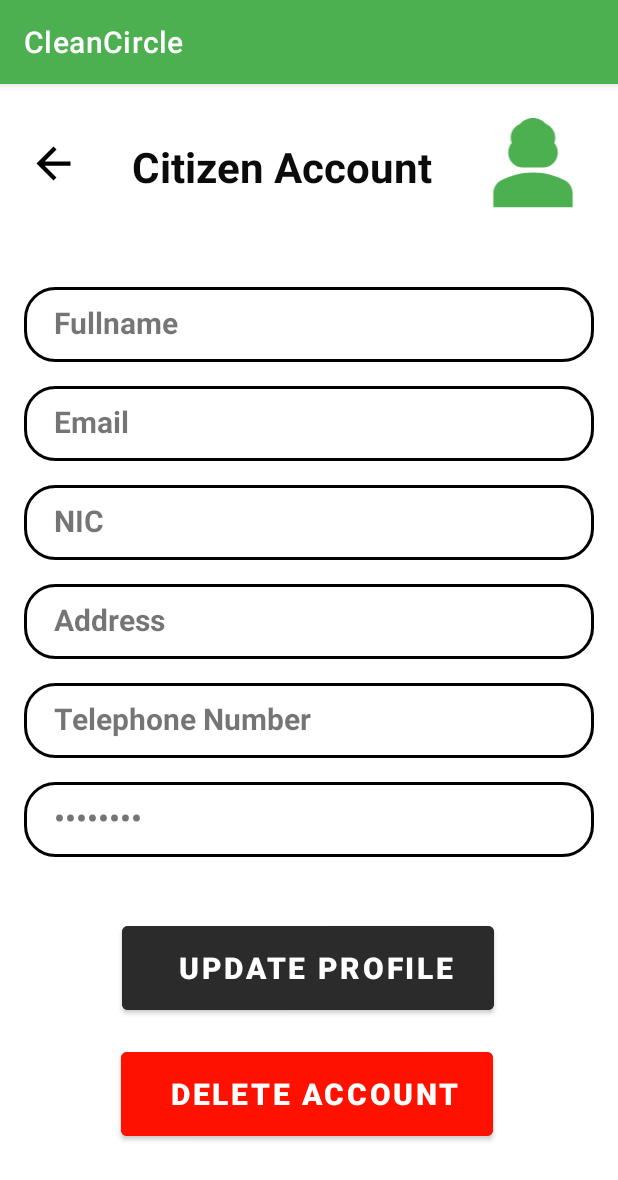
After one commit to teshanj7/CleanCircle, an Android app: the UserProfileActivity screen opened directly, with no data from a screen before it, on a phone screen of 412 x 824 dp. The commit adds this screen. Shown: the top 1180 px of the screen. Run offline under Robolectric (Android 15) with nearby library versions, the phone set to English and light mode, and no system bars; our stand-ins replace Firebase (no records; nobody signed in at launch, a user with empty details on screens opened directly).

Commit message:
active pickup request + user profile

```diff
--- /dev/null
+++ b/app/src/main/java/com/example/ueeprojcleancircle/activities/UserProfileActivity.kt
@@ -0,0 +1,74 @@
+package com.example.ueeprojcleancircle.activities
+
+import android.content.Intent
+import androidx.appcompat.app.AppCompatActivity
+import android.os.Bundle
+import android.widget.Toast
+import com.example.ueeprojcleancircle.R
+import com.example.ueeprojcleancircle.databinding.ActivityActivePickupRequestBinding
+import com.example.ueeprojcleancircle.databinding.ActivityUserProfileBinding
+import com.example.ueeprojcleancircle.models.ScheduleForm
+import com.example.ueeprojcleancircle.models.User
+import com.google.firebase.auth.FirebaseAuth
+import com.google.firebase.auth.FirebaseUser
+import com.google.firebase.database.DataSnapshot
+import com.google.firebase.database.DatabaseError
+import com.google.firebase.database.DatabaseReference
+import com.google.firebase.database.FirebaseDatabase
+import com.google.firebase.database.ValueEventListener
+
+class UserProfileActivity : AppCompatActivity() {
+
+    private lateinit var binding : ActivityUserProfileBinding
+    private lateinit var firebaseAuth: FirebaseAuth
+    //db reference
+    private lateinit var dbRef: DatabaseReference
+    private lateinit var currentUser: FirebaseUser
+    private var requestKey: String? = null
+    override fun onCreate(savedInstanceState: Bundle?) {
+        super.onCreate(savedInstanceState)
+        binding = ActivityUserProfileBinding.inflate(layoutInflater)
+        setContentView(binding.root)
+
+        // Initialize Firebase Authentication and get the current user
+        firebaseAuth = FirebaseAuth.getInstance()
+        currentUser = firebaseAuth.currentUser!!
+
+        var useremail = currentUser.email
+        dbRef = FirebaseDatabase.getInstance().getReference("Users")
+
+        dbRef.orderByChild("email").equalTo(useremail)
+            .addListenerForSingleValueEvent(object : ValueEventListener {
+                override fun onDataChange(snapshot: DataSnapshot) {
+                    if (snapshot.exists()) {
+                        for (childSnapshot in snapshot.children) {
+                            val user = childSnapshot.getValue(User::class.java)
+                            requestKey = childSnapshot.key
+                            binding.userNameprofile.text = user?.fullName
+                            binding.userEmailprofile.text = user?.email
+                            binding.userNICprofile.text = user?.nic
+                            binding.userADDprofile.text = user?.address
+                            binding.userTELEprofile.text = user?.phone
+                            binding.userPassprofile.text = user?.password
+                        }
+                    } else {
+                        Toast.makeText(
+                            applicationContext,
+                            "Active Request not found",
+                            Toast.LENGTH_LONG
+                        ).show()
+                    }
+                }
+
+                override fun onCancelled(error: DatabaseError) {
+                    //handle the error
+                    Toast.makeText(applicationContext, error.message, Toast.LENGTH_SHORT).show()
+                }
+            })
+
+        binding.btnBackViewProfile.setOnClickListener {
+            val intent = Intent(this, CitizenHomeActivity::class.java)
+            startActivity(intent)
+        }
+    }
+}
--- /dev/null
+++ b/app/src/main/res/drawable/baseline_delete_forever_24.xml
@@ -0,0 +1,5 @@
+<vector android:height="24dp" android:tint="#000000"
+    android:viewportHeight="24" android:viewportWidth="24"
+    android:width="24dp" xmlns:android="http://schemas.android.com/apk/res/android">
+    <path android:fillColor="@android:color/white" android:pathData="M6,19c0,1.1 0.9,2 2,2h8c1.1,0 2,-0.9 2,-2L18,7L6,7v12zM8.46,11.88l1.41,-1.41L12,12.59l2.12,-2.12 1.41,1.41L13.41,14l2.12,2.12 -1.41,1.41L12,15.41l-2.12,2.12 -1.41,-1.41L10.59,14l-2.13,-2.12zM15.5,4l-1,-1h-5l-1,1L5,4v2h14L19,4z"/>
+</vector>
--- a/app/src/main/res/layout/activity_citizen_home.xml
+++ b/app/src/main/res/layout/activity_citizen_home.xml
@@ -67,7 +67,7 @@
             android:layout_height="match_parent">
 
             <TextView
-                android:id="@+id/textView2"
+                android:id="@+id/DBfullName"
                 android:layout_width="wrap_content"
                 android:layout_height="wrap_content"
                 android:layout_marginStart="16dp"
@@ -82,6 +82,7 @@
 
 
             <Button
+                android:id="@+id/btnReqActive"
                 android:layout_width="150dp"
                 android:layout_height="50dp"
                 android:layout_marginStart="15dp"
@@ -95,7 +96,7 @@
                 app:layout_constraintStart_toStartOf="parent" />
 
             <Button
-                android:id="@+id/buttonEditProfileFarmer"
+                android:id="@+id/buttonEditProfile"
                 android:layout_width="150dp"
                 android:layout_height="50dp"
                 android:layout_marginEnd="15dp"
--- a/app/src/main/res/layout/activity_sign_up.xml
+++ b/app/src/main/res/layout/activity_sign_up.xml
@@ -194,7 +194,7 @@
         app:layout_constraintTop_toBottomOf="@+id/checkBox" />
 
             <TextView
-                android:id="@+id/textView2"
+                android:id="@+id/DBfullName"
                 android:layout_width="180dp"
                 android:layout_height="18dp"
                 android:layout_marginTop="8dp"
--- /dev/null
+++ b/app/src/main/res/layout/activity_user_profile.xml
@@ -0,0 +1,243 @@
+<?xml version="1.0" encoding="utf-8"?>
+<androidx.constraintlayout.widget.ConstraintLayout xmlns:android="http://schemas.android.com/apk/res/android"
+    xmlns:app="http://schemas.android.com/apk/res-auto"
+    xmlns:tools="http://schemas.android.com/tools"
+    android:layout_width="match_parent"
+    android:layout_height="match_parent"
+    tools:context=".activities.UserProfileActivity">
+
+    <ScrollView
+        android:layout_width="match_parent"
+        android:layout_height="match_parent"
+        tools:layout_editor_absoluteX="-16dp"
+        tools:layout_editor_absoluteY="-83dp">
+
+        <androidx.constraintlayout.widget.ConstraintLayout
+            android:layout_width="match_parent"
+            android:layout_height="match_parent">
+
+            <TextView
+                android:id="@+id/signupheading"
+                android:layout_width="209dp"
+                android:layout_height="45dp"
+                android:layout_marginTop="36dp"
+                android:layout_marginEnd="120dp"
+                android:text="Citizen Account"
+                android:textAlignment="center"
+                android:textColor="#0B0B0B"
+                android:textSize="28sp"
+                android:textStyle="bold"
+                app:layout_constraintEnd_toEndOf="parent"
+                app:layout_constraintHorizontal_bias="1.0"
+                app:layout_constraintStart_toStartOf="parent"
+                app:layout_constraintTop_toTopOf="parent" />
+
+            <TextView
+                android:id="@+id/usersCount"
+                android:layout_width="wrap_content"
+                android:layout_height="wrap_content"
+                android:layout_marginTop="64dp"
+                android:layout_marginEnd="120dp"
+                android:textAlignment="center"
+                android:textColor="#0B0B0B"
+                android:textSize="20sp"
+                android:textStyle="bold"
+                app:layout_constraintEnd_toEndOf="@+id/signupheading"
+                app:layout_constraintHorizontal_bias="0.0"
+                app:layout_constraintStart_toStartOf="@+id/signupheading"
+                app:layout_constraintTop_toTopOf="@+id/signupheading" />
+
+            <TextView
+                android:id="@+id/userNameprofile"
+                android:layout_width="380dp"
+                android:layout_height="50dp"
+                android:layout_marginStart="32dp"
+                android:layout_marginTop="8dp"
+                android:layout_marginEnd="32dp"
+                android:background="@drawable/input_bg"
+                android:drawablePadding="10dp"
+                android:ems="10"
+                android:inputType="textPersonName"
+                android:paddingLeft="20dp"
+                android:paddingTop="10dp"
+                android:paddingRight="10dp"
+                android:paddingBottom="10dp"
+                android:text="Fullname"
+                android:textSize="20sp"
+                android:textStyle="bold"
+                app:layout_constraintEnd_toEndOf="parent"
+                app:layout_constraintHorizontal_bias="0.515"
+                app:layout_constraintStart_toStartOf="parent"
+                app:layout_constraintTop_toBottomOf="@+id/usersCount" />
+
+            <TextView
+                android:id="@+id/userEmailprofile"
+                android:layout_width="380dp"
+                android:layout_height="50dp"
+                android:layout_marginTop="16dp"
+                android:background="@drawable/input_bg"
+                android:drawablePadding="10dp"
+                android:ems="10"
+                android:inputType="textPersonName"
+                android:paddingLeft="20dp"
+                android:paddingTop="10dp"
+                android:paddingRight="10dp"
+                android:paddingBottom="10dp"
+                android:text="Email"
+                android:textSize="20sp"
+                android:textStyle="bold"
+                app:layout_constraintEnd_toEndOf="@+id/userNameprofile"
+                app:layout_constraintStart_toStartOf="@+id/userNameprofile"
+                app:layout_constraintTop_toBottomOf="@+id/userNameprofile" />
+
+            <TextView
+                android:id="@+id/userNICprofile"
+                android:layout_width="380dp"
+                android:layout_height="50dp"
+                android:layout_marginTop="16dp"
+                android:background="@drawable/input_bg"
+                android:drawablePadding="10dp"
+                android:ems="10"
+                android:inputType="textPersonName"
+                android:paddingLeft="20dp"
+                android:paddingTop="10dp"
+                android:paddingRight="10dp"
+                android:paddingBottom="10dp"
+                android:text="NIC"
+                android:textSize="20sp"
+                android:textStyle="bold"
+                app:layout_constraintEnd_toEndOf="@+id/userEmailprofile"
+                app:layout_constraintStart_toStartOf="@+id/userEmailprofile"
+                app:layout_constraintTop_toBottomOf="@+id/userEmailprofile" />
+
+            <TextView
+                android:id="@+id/userADDprofile"
+                android:layout_width="380dp"
+                android:layout_height="50dp"
+                android:layout_marginTop="16dp"
+                android:background="@drawable/input_bg"
+                android:drawablePadding="10dp"
+                android:ems="10"
+                android:inputType="textPersonName"
+                android:paddingLeft="20dp"
+                android:paddingTop="10dp"
+                android:paddingRight="10dp"
+                android:paddingBottom="10dp"
+                android:text="Address"
+                android:textSize="20sp"
+                android:textStyle="bold"
+                app:layout_constraintEnd_toEndOf="@+id/userNICprofile"
+                app:layout_constraintHorizontal_bias="0.0"
+                app:layout_constraintStart_toStartOf="@+id/userNICprofile"
+                app:layout_constraintTop_toBottomOf="@+id/userNICprofile" />
+
+            <TextView
+                android:id="@+id/userTELEprofile"
+                android:layout_width="380dp"
+                android:layout_height="50dp"
+                android:layout_marginTop="16dp"
+                android:background="@drawable/input_bg"
+                android:drawablePadding="10dp"
+                android:ems="10"
+                android:inputType="textPersonName"
+                android:paddingLeft="20dp"
+                android:paddingTop="10dp"
+                android:paddingRight="10dp"
+                android:paddingBottom="10dp"
+                android:text="Telephone Number"
+                android:textSize="20sp"
+                android:textStyle="bold"
+                app:layout_constraintEnd_toEndOf="@+id/userADDprofile"
+                app:layout_constraintHorizontal_bias="1.0"
+                app:layout_constraintStart_toStartOf="@+id/userADDprofile"
+                app:layout_constraintTop_toBottomOf="@+id/userADDprofile" />
+
+            <TextView
+                android:id="@+id/userPassprofile"
+                android:layout_width="380dp"
+                android:layout_height="50dp"
+                android:layout_marginTop="16dp"
+                android:background="@drawable/input_bg"
+                android:ems="10"
+                android:inputType="textPassword"
+                android:paddingLeft="20dp"
+                android:paddingTop="10dp"
+                android:paddingRight="10dp"
+                android:paddingBottom="10dp"
+                android:text="Password"
+                android:textSize="20sp"
+                android:textStyle="bold"
+                app:layout_constraintEnd_toEndOf="parent"
+                app:layout_constraintStart_toStartOf="parent"
+                app:layout_constraintTop_toBottomOf="@+id/userTELEprofile" />
+
+
+            <Button
+                android:id="@+id/btnviewUpdate"
+                android:layout_width="248dp"
+                android:layout_height="68dp"
+                android:layout_marginTop="40dp"
+
+                android:backgroundTint="@color/btnBlack"
+                android:paddingLeft="20dp"
+                android:paddingTop="10dp"
+                android:paddingRight="10dp"
+                android:paddingBottom="10dp"
+                android:text="Update Profile"
+                android:textAlignment="center"
+                android:textSize="20sp"
+                android:textStyle="bold"
+
+                app:layout_constraintEnd_toEndOf="parent"
+                app:layout_constraintHorizontal_bias="0.496"
+                app:layout_constraintStart_toStartOf="parent"
+                app:layout_constraintTop_toBottomOf="@+id/userPassprofile" />
+
+            <Button
+                android:id="@+id/btndelete"
+                android:layout_width="248dp"
+                android:layout_height="68dp"
+
+                android:layout_marginTop="16dp"
+                android:layout_marginEnd="5dp"
+                android:backgroundTint="@color/BtnDanger"
+                android:paddingLeft="20dp"
+                android:paddingTop="10dp"
+                android:paddingRight="10dp"
+                android:paddingBottom="10dp"
+                android:text="Delete Account"
+                android:textAlignment="center"
+                android:textSize="20sp"
+                android:textStyle="bold"
+                app:layout_constraintEnd_toEndOf="@+id/userPassprofile"
+                app:layout_constraintHorizontal_bias="0.566"
+                app:layout_constraintStart_toStartOf="parent"
+                app:layout_constraintTop_toBottomOf="@+id/btnviewUpdate" />
+
+            <ImageView
+                android:id="@+id/imageView3"
+                android:layout_width="@dimen/view_logo"
+                android:layout_height="@dimen/view_logo_height"
+                android:layout_marginTop="16dp"
+                app:layout_constraintEnd_toEndOf="parent"
+                app:layout_constraintHorizontal_bias="0.584"
+                app:layout_constraintStart_toEndOf="@+id/signupheading"
+                app:layout_constraintTop_toTopOf="parent"
+                app:srcCompat="@drawable/baseline_person_3_24_um" />
+
+            <ImageView
+                android:id="@+id/btnBackViewProfile"
+                android:layout_width="38dp"
+                android:layout_height="34dp"
+                android:layout_marginTop="36dp"
+                app:layout_constraintEnd_toStartOf="@+id/signupheading"
+                app:layout_constraintHorizontal_bias="0.372"
+                app:layout_constraintStart_toStartOf="parent"
+                app:layout_constraintTop_toTopOf="parent"
+                app:srcCompat="@drawable/baseline_arrow_back_24" />
+
+
+        </androidx.constraintlayout.widget.ConstraintLayout>
+    </ScrollView>
+
+</androidx.constraintlayout.widget.ConstraintLayout>
--- a/app/src/main/res/values/colors.xml
+++ b/app/src/main/res/values/colors.xml
@@ -9,4 +9,5 @@
     <color name="white">#FFFFFFFF</color>
     <color name="btnBlack">#2B2B2B</color>
     <color name="rectGreen">#4CAF50</color>
+    <color name="BtnDanger">#FF1100</color>
 </resources>
--- a/app/src/main/res/values/dimens.xml
+++ b/app/src/main/res/values/dimens.xml
@@ -20,4 +20,10 @@
     <dimen name="login_logo_height">170dp</dimen>
     <dimen name="createWidth">380dp</dimen>
     <dimen name="createLength">33dp</dimen>
+
+    <!--view page-->
+    <dimen name="view_logo">84dp</dimen>
+    <dimen name="view_logo_height">79dp</dimen>
+    <dimen name="view_btn_update">155dp</dimen>
+    <dimen name="view_btn_update_height">0dp</dimen>
 </resources>
```
Also changed, not shown: app/src/main/AndroidManifest.xml (+9 -17 lines), app/src/main/java/com/example/ueeprojcleancircle/activities/ActivePickupRequestActivity.kt (added, +97 -0 lines), app/src/main/java/com/example/ueeprojcleancircle/activities/CitizenHomeActivity.kt (+35 -0 lines), app/src/main/res/layout/activity_active_pickup_request.xml (added, +205 -0 lines), app/src/main/res/values/strings.xml (+10 -0 lines).
